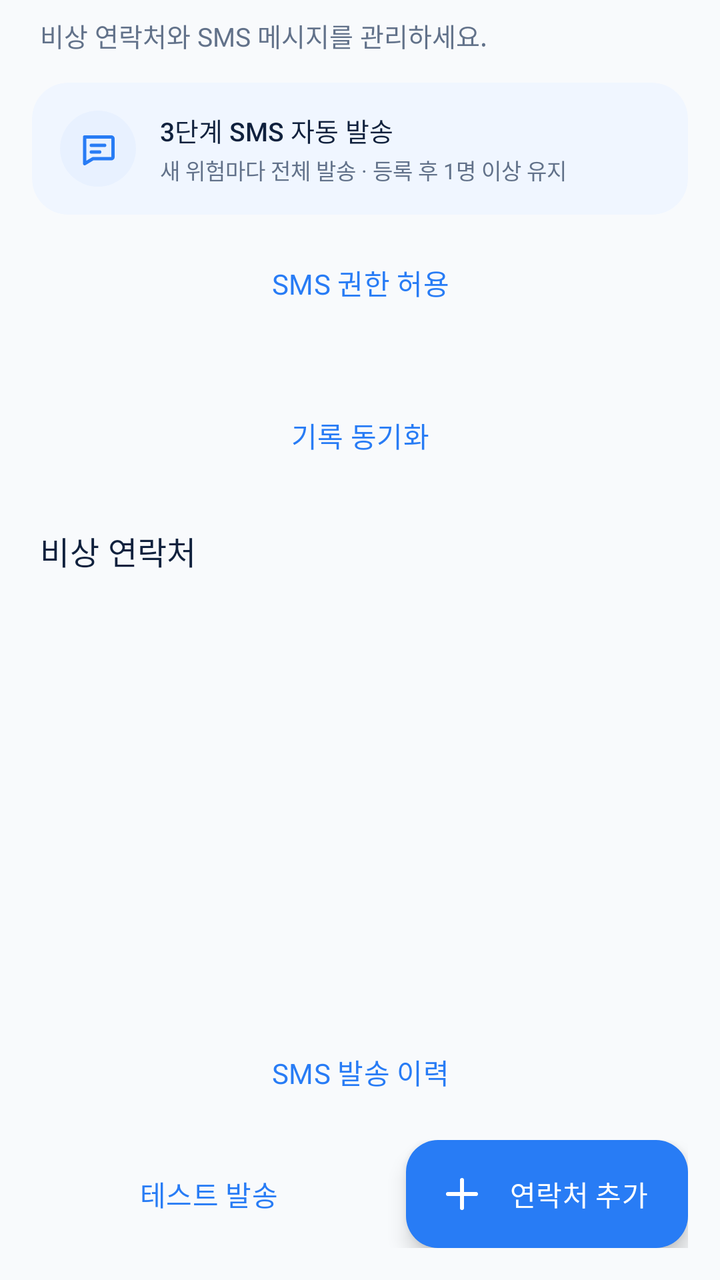
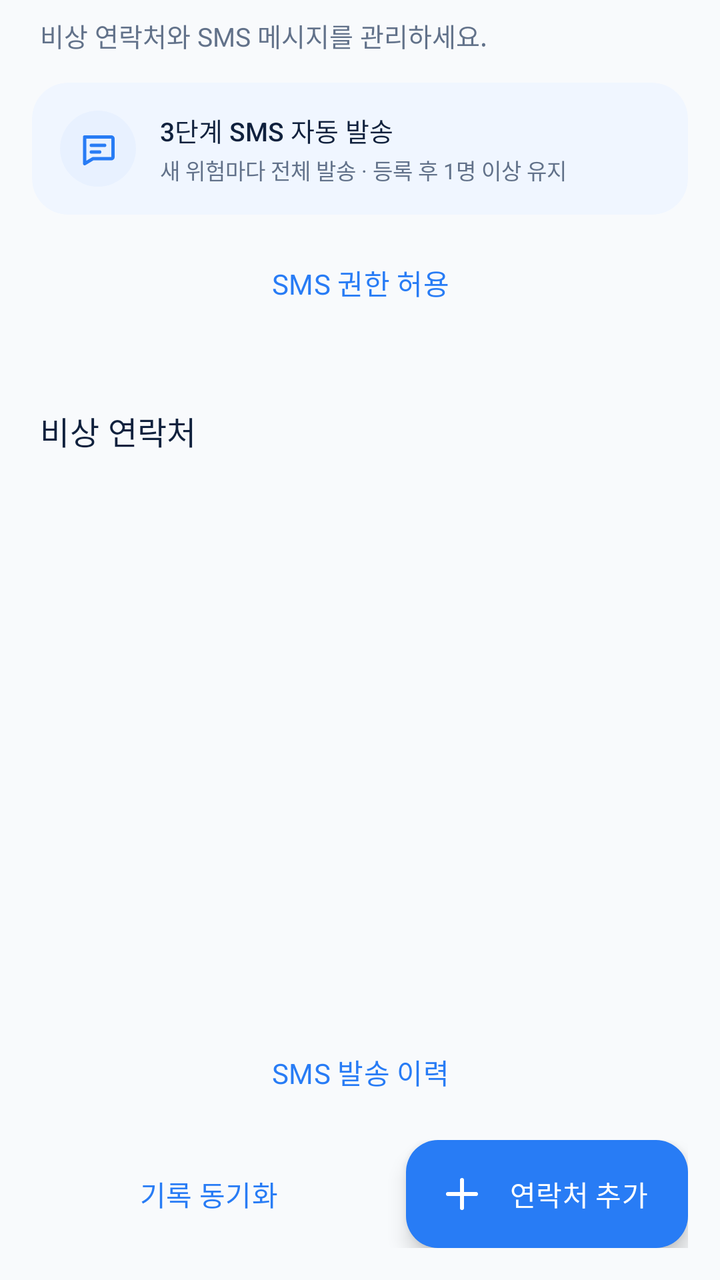

Compare the two renders of this Android layout. The source of the first and the diff that turns it into the second are given below.
<!-- AndroidManifest.xml: application theme Theme.NSND -->
<!-- res/layout/fragment_contact.xml -->
<?xml version="1.0" encoding="utf-8"?>
<androidx.constraintlayout.widget.ConstraintLayout xmlns:android="http://schemas.android.com/apk/res/android"
    xmlns:app="http://schemas.android.com/apk/res-auto"
    xmlns:tools="http://schemas.android.com/tools"
    android:layout_width="match_parent"
    android:layout_height="match_parent"
    android:background="@android:color/transparent"
    tools:context=".ui.contact.ContactFragment">

    <TextView
        android:id="@+id/tvContactSubtitle"
        android:layout_width="0dp"
        android:layout_height="wrap_content"
        android:layout_marginHorizontal="20dp"
        android:layout_marginTop="8dp"
        android:text="@string/contact_subtitle"
        android:textColor="@color/text_secondary"
        android:textSize="13sp"
        app:layout_constraintEnd_toEndOf="parent"
        app:layout_constraintStart_toStartOf="parent"
        app:layout_constraintTop_toTopOf="parent" />

    <com.google.android.material.card.MaterialCardView
        android:id="@+id/cardContactGuide"
        android:layout_width="0dp"
        android:layout_height="wrap_content"
        android:layout_marginHorizontal="16dp"
        android:layout_marginTop="14dp"
        app:cardBackgroundColor="@color/accent_tint"
        app:cardCornerRadius="18dp"
        app:cardElevation="0dp"
        app:layout_constraintEnd_toEndOf="parent"
        app:layout_constraintStart_toStartOf="parent"
        app:layout_constraintTop_toBottomOf="@id/tvContactSubtitle"
        app:strokeColor="@color/accent_secondary"
        app:strokeWidth="0dp">

        <LinearLayout
            android:layout_width="match_parent"
            android:layout_height="wrap_content"
            android:gravity="center_vertical"
            android:orientation="horizontal"
            android:padding="14dp">
            <FrameLayout
                android:layout_width="38dp"
                android:layout_height="38dp"
                android:background="@drawable/bg_icon_blue">
                <ImageView
                    android:layout_width="20dp"
                    android:layout_height="20dp"
                    android:layout_gravity="center"
                    android:contentDescription="자동 발송 조건"
                    android:src="@drawable/ic_sms"
                    app:tint="@color/accent_primary" />
            </FrameLayout>
            <LinearLayout
                android:layout_width="0dp"
                android:layout_height="wrap_content"
                android:layout_marginStart="12dp"
                android:layout_weight="1"
                android:orientation="vertical">
                <TextView
                    android:layout_width="wrap_content"
                    android:layout_height="wrap_content"
                    android:fontFamily="sans-serif-medium"
                    android:text="@string/contact_auto_sms_title"
                    android:textColor="@color/text_primary"
                    android:textSize="13sp" />
                <TextView
                    android:layout_width="wrap_content"
                    android:layout_height="wrap_content"
                    android:layout_marginTop="2dp"
                    android:text="@string/contact_auto_sms_description"
                    android:textColor="@color/text_secondary"
                    android:textSize="11sp" />
            </LinearLayout>
        </LinearLayout>
    </com.google.android.material.card.MaterialCardView>

    <Button
        android:id="@+id/btnSmsPermission"
        style="@style/Widget.NSND.Button.Secondary"
        android:layout_width="0dp"
        android:layout_height="wrap_content"
        android:layout_marginHorizontal="16dp"
        android:layout_marginTop="8dp"
        android:text="SMS 권한 허용"
        app:layout_constraintStart_toStartOf="parent"
        app:layout_constraintEnd_toEndOf="parent"
        app:layout_constraintTop_toBottomOf="@id/cardContactGuide" />

    <TextView
        android:id="@+id/tvSmsReadiness"
        android:layout_width="0dp"
        android:layout_height="wrap_content"
        android:layout_marginHorizontal="20dp"
        android:textColor="@color/text_secondary"
        android:textSize="12sp"
        app:layout_constraintStart_toStartOf="parent"
        app:layout_constraintEnd_toEndOf="parent"
        app:layout_constraintTop_toBottomOf="@id/btnSmsPermission" />

    <Button
        android:id="@+id/btnSyncRecords"
        style="@style/Widget.NSND.Button.Secondary"
        android:layout_width="0dp"
        android:layout_height="wrap_content"
        android:layout_marginHorizontal="16dp"
        android:layout_marginTop="8dp"
        android:text="기록 동기화"
        app:layout_constraintStart_toStartOf="parent"
        app:layout_constraintEnd_toEndOf="parent"
        app:layout_constraintTop_toBottomOf="@id/tvSmsReadiness" />

    <TextView
        android:id="@+id/tvContactListLabel"
        android:layout_width="0dp"
        android:layout_height="wrap_content"
        android:layout_marginHorizontal="20dp"
        android:layout_marginTop="20dp"
        android:text="비상 연락처"
        android:textAppearance="@style/TextAppearance.NSND.Title"
        app:layout_constraintEnd_toEndOf="parent"
        app:layout_constraintStart_toStartOf="parent"
        app:layout_constraintTop_toBottomOf="@id/btnSyncRecords" />

    <TextView
        android:id="@+id/tvContactEmpty"
        android:layout_width="0dp"
        android:layout_height="wrap_content"
        android:layout_marginHorizontal="24dp"
        android:gravity="center"
        android:lineSpacingMultiplier="1.4"
        android:paddingVertical="36dp"
        android:text="@string/contact_empty"
        android:textColor="@color/text_hint"
        android:textSize="14sp"
        android:visibility="gone"
        app:layout_constraintBottom_toTopOf="@id/btnSmsHistory"
        app:layout_constraintEnd_toEndOf="parent"
        app:layout_constraintStart_toStartOf="parent"
        app:layout_constraintTop_toBottomOf="@id/tvContactListLabel" />

    <androidx.recyclerview.widget.RecyclerView
        android:id="@+id/rvContacts"
        android:layout_width="0dp"
        android:layout_height="0dp"
        android:clipToPadding="false"
        android:paddingHorizontal="16dp"
        android:paddingTop="10dp"
        android:paddingBottom="12dp"
        app:layout_constraintBottom_toTopOf="@id/btnSmsHistory"
        app:layout_constraintEnd_toEndOf="parent"
        app:layout_constraintStart_toStartOf="parent"
        app:layout_constraintTop_toBottomOf="@id/tvContactListLabel"
        tools:listitem="@layout/item_contact_card" />

    <Button
        android:id="@+id/btnSmsHistory"
        style="@style/Widget.NSND.Button.Secondary"
        android:layout_width="0dp"
        android:layout_height="wrap_content"
        android:layout_marginHorizontal="16dp"
        android:layout_marginBottom="8dp"
        android:text="@string/sms_history"
        app:layout_constraintBottom_toTopOf="@id/layoutContactActions"
        app:layout_constraintStart_toStartOf="parent"
        app:layout_constraintEnd_toEndOf="parent" />

    <LinearLayout
        android:id="@+id/layoutContactActions"
        android:layout_width="0dp"
        android:layout_height="wrap_content"
        android:layout_marginHorizontal="16dp"
        android:layout_marginBottom="16dp"
        android:gravity="center_vertical"
        android:orientation="horizontal"
        app:layout_constraintBottom_toBottomOf="parent"
        app:layout_constraintEnd_toEndOf="parent"
        app:layout_constraintStart_toStartOf="parent">

        <Button
            android:id="@+id/btnSendContacts"
            style="@style/Widget.NSND.Button.Secondary"
            android:layout_width="0dp"
            android:layout_height="54dp"
            android:layout_marginEnd="10dp"
            android:layout_weight="1"
            android:text="테스트 발송"
            android:textSize="14sp" />

        <com.google.android.material.floatingactionbutton.ExtendedFloatingActionButton
            android:id="@+id/fabAddContact"
            android:layout_width="wrap_content"
            android:layout_height="54dp"
            android:contentDescription="@string/contact_add"
            android:text="연락처 추가"
            android:textColor="@android:color/white"
            app:backgroundTint="@color/accent_primary"
            app:icon="@drawable/ic_add"
            app:iconTint="@android:color/white" />
    </LinearLayout>
</androidx.constraintlayout.widget.ConstraintLayout>
<!-- res/layout/item_contact_card.xml (included above) -->
<?xml version="1.0" encoding="utf-8"?>
<com.google.android.material.card.MaterialCardView xmlns:android="http://schemas.android.com/apk/res/android"
    xmlns:app="http://schemas.android.com/apk/res-auto"
    android:layout_width="match_parent"
    android:layout_height="wrap_content"
    android:layout_marginBottom="10dp"
    app:cardBackgroundColor="@color/bg_card"
    app:cardCornerRadius="18dp"
    app:cardElevation="0dp"
    app:strokeColor="@color/border"
    app:strokeWidth="0dp">

    <androidx.constraintlayout.widget.ConstraintLayout
        android:layout_width="match_parent"
        android:layout_height="wrap_content"
        android:padding="16dp">

        <FrameLayout
            android:id="@+id/layoutContactAvatar"
            android:layout_width="42dp"
            android:layout_height="42dp"
            android:background="@drawable/bg_icon_blue"
            app:layout_constraintStart_toStartOf="parent"
            app:layout_constraintTop_toTopOf="parent">
            <TextView
                android:id="@+id/tvContactInitial"
                android:layout_width="match_parent"
                android:layout_height="match_parent"
                android:layout_gravity="center"
                android:fontFamily="sans-serif-medium"
                android:gravity="center"
                android:textColor="@color/accent_primary"
                android:textSize="16sp" />
        </FrameLayout>

        <TextView
            android:id="@+id/tvContactName"
            android:layout_width="0dp"
            android:layout_height="wrap_content"
            android:layout_marginStart="12dp"
            android:ellipsize="end"
            android:fontFamily="sans-serif-medium"
            android:maxLines="1"
            android:textColor="@color/text_primary"
            android:textSize="15sp"
            app:layout_constraintEnd_toStartOf="@id/btnEdit"
            app:layout_constraintStart_toEndOf="@id/layoutContactAvatar"
            app:layout_constraintTop_toTopOf="@id/layoutContactAvatar" />

        <TextView
            android:id="@+id/tvContactPhone"
            android:layout_width="0dp"
            android:layout_height="wrap_content"
            android:layout_marginStart="12dp"
            android:layout_marginTop="3dp"
            android:ellipsize="end"
            android:maxLines="1"
            android:textColor="@color/text_secondary"
            android:textSize="12sp"
            app:layout_constraintEnd_toStartOf="@id/btnEdit"
            app:layout_constraintStart_toEndOf="@id/layoutContactAvatar"
            app:layout_constraintTop_toBottomOf="@id/tvContactName" />

        <ImageButton
            android:id="@+id/btnEdit"
            android:layout_width="38dp"
            android:layout_height="38dp"
            android:background="?attr/selectableItemBackgroundBorderless"
            android:contentDescription="@string/contact_edit"
            android:padding="8dp"
            android:src="@drawable/ic_edit"
            app:tint="@color/accent_primary"
            app:layout_constraintEnd_toStartOf="@id/btnDelete"
            app:layout_constraintTop_toTopOf="parent" />

        <ImageButton
            android:id="@+id/btnDelete"
            android:layout_width="38dp"
            android:layout_height="38dp"
            android:background="?attr/selectableItemBackgroundBorderless"
            android:contentDescription="@string/contact_delete"
            android:padding="8dp"
            android:src="@drawable/ic_delete"
            app:tint="@color/alert_red"
            app:layout_constraintEnd_toEndOf="parent"
            app:layout_constraintTop_toTopOf="parent" />

        <View
            android:id="@+id/dividerCard"
            android:layout_width="0dp"
            android:layout_height="1dp"
            android:layout_marginTop="14dp"
            android:background="@color/divider"
            app:layout_constraintEnd_toEndOf="parent"
            app:layout_constraintStart_toStartOf="parent"
            app:layout_constraintTop_toBottomOf="@id/layoutContactAvatar" />

        <TextView
            android:id="@+id/tvContactMessageLabel"
            android:layout_width="wrap_content"
            android:layout_height="wrap_content"
            android:layout_marginTop="12dp"
            android:text="자동 발송 메시지"
            android:textColor="@color/text_hint"
            android:textSize="11sp"
            app:layout_constraintStart_toStartOf="parent"
            app:layout_constraintTop_toBottomOf="@id/dividerCard" />

        <TextView
            android:id="@+id/tvContactMessage"
            android:layout_width="0dp"
            android:layout_height="wrap_content"
            android:layout_marginTop="4dp"
            android:ellipsize="end"
            android:maxLines="2"
            android:textColor="@color/text_secondary"
            android:textSize="12sp"
            app:layout_constraintEnd_toEndOf="parent"
            app:layout_constraintStart_toStartOf="parent"
            app:layout_constraintTop_toBottomOf="@id/tvContactMessageLabel" />

        <TextView
            android:layout_width="wrap_content"
            android:layout_height="wrap_content"
            android:layout_marginTop="10dp"
            android:background="@drawable/bg_badge_stage3"
            android:paddingHorizontal="9dp"
            android:paddingVertical="4dp"
            android:text="3단계 자동 발송"
            android:textColor="@color/stage_3"
            android:textSize="10sp"
            app:layout_constraintBottom_toBottomOf="parent"
            app:layout_constraintEnd_toEndOf="parent"
            app:layout_constraintTop_toBottomOf="@id/tvContactMessage" />
    </androidx.constraintlayout.widget.ConstraintLayout>
</com.google.android.material.card.MaterialCardView>
<!-- resources referenced by this layout -->
<resources>
  <color name="accent_primary">#287CF5</color>
  <color name="accent_secondary">#E8F1FF</color>
  <color name="accent_tint">#F0F6FF</color>
  <color name="alert_red">#EF4444</color>
  <color name="bg_card">@color/light_bg_card</color>
  <color name="border">@color/light_border</color>
  <color name="divider">@color/light_divider</color>
  <color name="stage_3">#EF4444</color>
  <color name="text_hint">@color/light_text_hint</color>
  <color name="text_primary">@color/light_text_primary</color>
  <color name="text_secondary">@color/light_text_secondary</color>
  <!-- drawable bg_badge_stage3 (drawable) -->
  <?xml version="1.0" encoding="utf-8"?>
  <shape xmlns:android="http://schemas.android.com/apk/res/android"
      android:shape="rectangle">
      <solid android:color="@color/stage_3_bg" />
      <corners android:radius="20dp" />
  </shape>
  <!-- drawable bg_icon_blue (drawable) -->
  <?xml version="1.0" encoding="utf-8"?>
  <shape xmlns:android="http://schemas.android.com/apk/res/android" android:shape="oval">
      <solid android:color="@color/accent_secondary" />
  </shape>
  <!-- drawable ic_add (drawable) -->
  <vector xmlns:android="http://schemas.android.com/apk/res/android" android:width="24dp" android:height="24dp" android:viewportWidth="24" android:viewportHeight="24">
      <path android:fillColor="#00000000" android:strokeColor="#FF000000" android:strokeWidth="2" android:strokeLineCap="round" android:pathData="M12,5v14M5,12h14" />
  </vector>
  <!-- drawable ic_delete (drawable) -->
  <vector xmlns:android="http://schemas.android.com/apk/res/android" android:width="24dp" android:height="24dp" android:viewportWidth="24" android:viewportHeight="24">
      <path android:fillColor="#00000000" android:strokeColor="#FF000000" android:strokeWidth="2" android:strokeLineCap="round" android:strokeLineJoin="round" android:pathData="M4,7h16M9,7V4h6v3M7,7l1,14h8l1,-14M10,11v6M14,11v6" />
  </vector>
  <string name="contact_add">연락처 추가</string>
  <string name="contact_auto_sms_description">새 위험마다 전체 발송 · 등록 후 1명 이상 유지</string>
  <string name="contact_auto_sms_title">3단계 SMS 자동 발송</string>
  <string name="contact_delete">삭제</string>
  <string name="contact_edit">편집</string>
  <string name="contact_empty">비상 연락처를 추가하세요</string>
  <string name="contact_subtitle">비상 연락처와 SMS 메시지를 관리하세요.</string>
  <string name="sms_history">SMS 발송 이력</string>
  <style name="TextAppearance.NSND.Title" parent="TextAppearance.Material3.TitleMedium">
          <item name="android:fontFamily">sans-serif-medium</item>
          <item name="android:textColor">@color/text_primary</item>
          <item name="android:textSize">16sp</item>
      </style>
  <style name="Widget.NSND.Button.Secondary" parent="Widget.Material3.Button.OutlinedButton">
          <item name="strokeColor">@color/border</item>
          <item name="android:textColor">@color/accent_primary</item>
          <item name="cornerRadius">16dp</item>
          <item name="android:minHeight">52dp</item>
          <item name="android:insetTop">0dp</item>
          <item name="android:insetBottom">0dp</item>
      </style>
  <style name="Theme.NSND" parent="Base.Theme.NSND" />
  <color name="light_bg_card">#6EFFFFFF</color>
  <color name="light_border">#55A9C1DB</color>
  <color name="light_divider">#667E96B3</color>
  <color name="light_text_hint">#94A3B8</color>
  <color name="light_text_primary">#10213D</color>
  <color name="light_text_secondary">#62728A</color>
  <color name="stage_3_bg">#FEF0F0</color>
  <color name="light_bg_primary">#F8FAFC</color>
  <color name="light_bg_secondary">#FFFFFF</color>
  <color name="accent_light">#75A8FF</color>
  <color name="light_nav_bg">#94FFFFFF</color>
  <color name="light_bg_card_elevated">#3DFFFFFF</color>
  <color name="light_nav_active">#1A6BFF</color>
  <color name="light_nav_inactive">#9CA3AF</color>
  <!-- unchanged entries left out for length: 3 -->
</resources>

<!-- the commit's change to res/layout/fragment_contact.xml (unified diff, before → after) -->
@@ -100,18 +100,6 @@
         app:layout_constraintEnd_toEndOf="parent"
         app:layout_constraintTop_toBottomOf="@id/btnSmsPermission" />
 
-    <Button
-        android:id="@+id/btnSyncRecords"
-        style="@style/Widget.NSND.Button.Secondary"
-        android:layout_width="0dp"
-        android:layout_height="wrap_content"
-        android:layout_marginHorizontal="16dp"
-        android:layout_marginTop="8dp"
-        android:text="기록 동기화"
-        app:layout_constraintStart_toStartOf="parent"
-        app:layout_constraintEnd_toEndOf="parent"
-        app:layout_constraintTop_toBottomOf="@id/tvSmsReadiness" />
-
     <TextView
         android:id="@+id/tvContactListLabel"
         android:layout_width="0dp"
@@ -122,7 +110,7 @@
         android:textAppearance="@style/TextAppearance.NSND.Title"
         app:layout_constraintEnd_toEndOf="parent"
         app:layout_constraintStart_toStartOf="parent"
-        app:layout_constraintTop_toBottomOf="@id/btnSyncRecords" />
+        app:layout_constraintTop_toBottomOf="@id/tvSmsReadiness" />
 
     <TextView
         android:id="@+id/tvContactEmpty"
@@ -180,13 +168,13 @@
         app:layout_constraintStart_toStartOf="parent">
 
         <Button
-            android:id="@+id/btnSendContacts"
+            android:id="@+id/btnSyncRecords"
             style="@style/Widget.NSND.Button.Secondary"
             android:layout_width="0dp"
             android:layout_height="54dp"
             android:layout_marginEnd="10dp"
             android:layout_weight="1"
-            android:text="테스트 발송"
+            android:text="기록 동기화"
             android:textSize="14sp" />
 
         <com.google.android.material.floatingactionbutton.ExtendedFloatingActionButton
